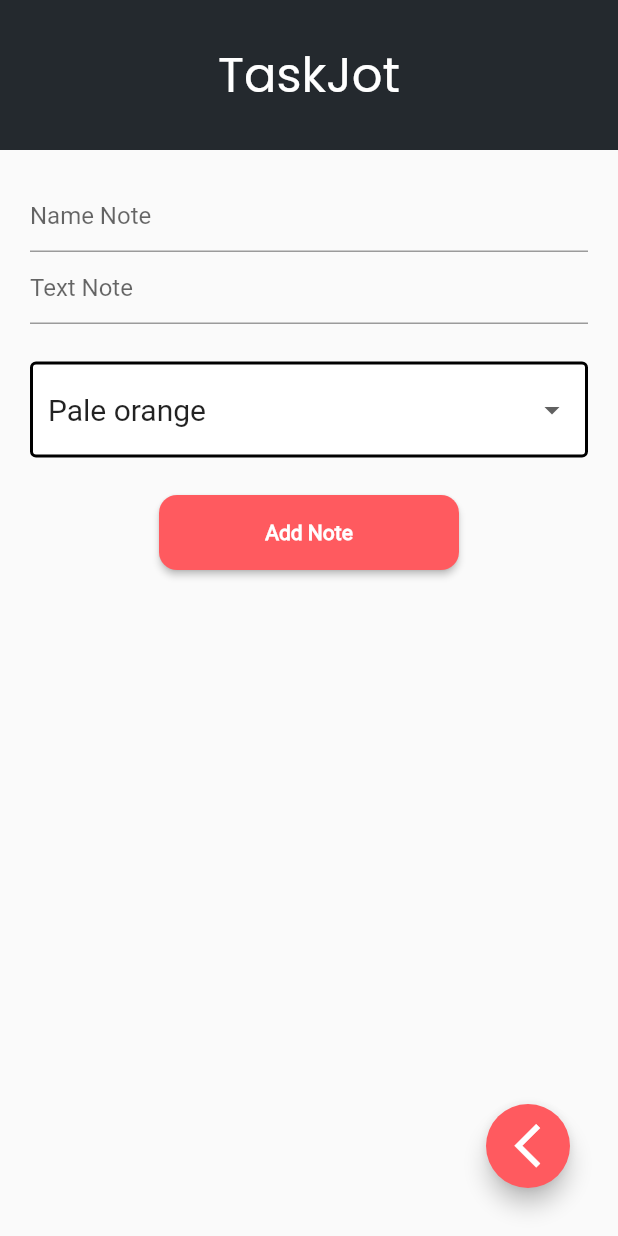
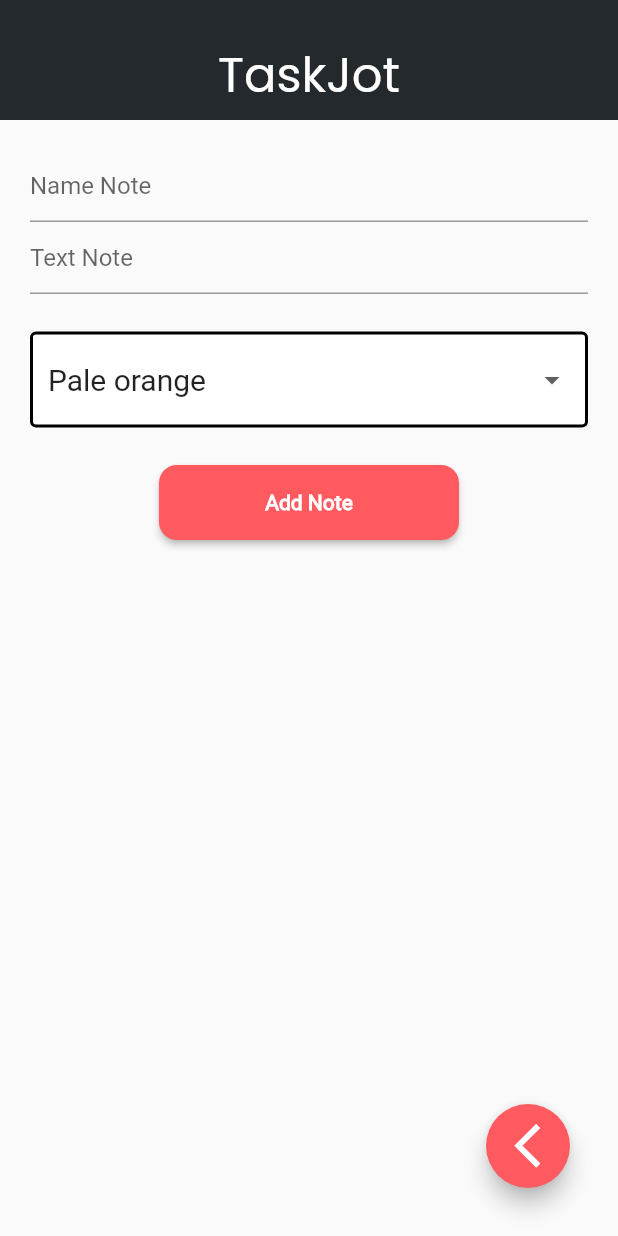
Before and after one commit to KozlovITech/firebase_TaskJot, a Flutter app: the screen it shows once a user with an empty profile is signed in, item 3 of the bottom bar chosen, after a tap on the "add" icon, on a phone screen of 412 x 824 dp. Run offline on Flutter 3.47's test engine with Material 2 defaults, Android fonts, the phone set to English and light mode, and no system bars; our stand-ins replace cloud_firestore, custom_navigation_bar, firebase_auth, firebase_core, shared_preferences; accounts and stored records are empty; network calls fail.

Commit message:
Beta Version
Beta version of the application

```diff
--- a/lib/auth/verify_email_page.dart
+++ b/lib/auth/verify_email_page.dart
@@ -2,6 +2,7 @@ import 'dart:async';
 
 import 'package:firebase_auth/firebase_auth.dart';
 import 'package:firebasetrain2/Navigator.dart';
+import 'package:firebasetrain2/component/custom-app_bar.dart';
 import 'package:flutter/material.dart';
 
 class VerifyEmailPage extends StatefulWidget {
@@ -63,44 +64,89 @@ class _VerifyEmailPageState extends State<VerifyEmailPage> {
     setState(() => canResendEmail = true);
   }
 
+  @override
   Widget build(BuildContext context) => isEmailVerified
       ? const MainNavigator()
       : Scaffold(
-          appBar: AppBar(
-            title: const Text('Verified Page'),
-          ),
           body: Column(
             children: [
-              ElevatedButton.icon(
+              const CustomAppBar(),
+              const SizedBox(
+                height: 15,
+              ),
+              const Text(
+                'Confirm Your Email',
+                style: TextStyle(
+                  color: Colors.black,
+                  fontFamily: 'Roboto',
+                  fontSize: 24,
+                  fontWeight: FontWeight.w600,
+                ),
+              ),
+              const SizedBox(
+                height: 15,
+              ),
+              const Padding(
+                padding: EdgeInsets.symmetric(vertical: 0,horizontal: 20),
+                child: Text(
+                  "Thanks for signing up! To activate your account, please confirm your email address by clicking on the verification link we've sent to your email. Don't forget to check your spam folder if you can't find the email",
+                  style: TextStyle(
+                    color: Colors.black,
+                    fontFamily: 'Roboto',
+                    fontSize: 22,
+                  ),
+                  textAlign: TextAlign.center,
+                ),
+              ),
+              const SizedBox(height: 30),
+              Image.asset('assets/img/cat_toDo.png',
+                width: 350,
+                height: 350,
+              ),
+              Padding(
+                padding: const EdgeInsets.fromLTRB(50,50,50,35),
+                child: ElevatedButton.icon(
                     style: ElevatedButton.styleFrom(
                       minimumSize: const Size.fromHeight(50),
+                      backgroundColor: Colors.black,
+                      shape: RoundedRectangleBorder(
+                        borderRadius: BorderRadius.circular(30.0),
                       ),
-                  icon: const Icon(Icons.email, size: 32),
-                  label: const Text('Resent Email'),
+                    ),
+                    icon: const Icon(
+                      Icons.email,
+                      size: 32,
+                      color: Color.fromRGBO(218, 165, 32, 1),
+                    ),
+                    label: const Text(
+                      'Resent Email',
+                      style: TextStyle(
+                        color: Color.fromRGBO(218, 165, 32, 1),
+                      ),
+                    ),
                     onPressed: canResendEmail ? sendVerificationEmail : null),
+              ),
+
               Align(
                 alignment: Alignment.bottomCenter,
-                child: Padding(
+                child:  Padding(
                   padding: const EdgeInsets.symmetric(horizontal: 25),
-                  child: GestureDetector(
-                    onTap: signOut,
-                    child: Container(
-                      width: 200,
-                      height: 50,
-                      padding: const EdgeInsets.all(10),
-                      decoration: BoxDecoration(
-                        color: Colors.deepPurple,
+                  child: ElevatedButton(
+                    onPressed: signOut,
+                    style: ElevatedButton.styleFrom(
+                      minimumSize: const Size(200, 50),
+                      shape: RoundedRectangleBorder(
                         borderRadius: BorderRadius.circular(12),
                       ),
-                      child: const Center(
-                        child: Text(
+                      backgroundColor: const Color.fromRGBO(218, 165, 32, 1),
+                    ),
+                    child: const Text(
                       'Sign Out',
                       style: TextStyle(
-                            color: Colors.white,
+                        color: Color.fromRGBO(0, 0, 0, 1),
+                        fontFamily: 'Roboto',
                         fontWeight: FontWeight.bold,
-                            fontSize: 14,
-                          ),
-                        ),
+                        fontSize: 18,
                       ),
                     ),
                   ),
--- a/lib/component/custom-app_bar.dart
+++ b/lib/component/custom-app_bar.dart
@@ -1,6 +1,4 @@
 import 'package:flutter/material.dart';
-import 'package:flutter_custom_clippers/flutter_custom_clippers.dart';
-
 class CustomAppBar extends StatelessWidget {
   const CustomAppBar({Key? key}) : super(key: key);
 
@@ -14,17 +12,20 @@ class CustomAppBar extends StatelessWidget {
           begin: Alignment.bottomCenter,
           end: Alignment.topCenter,
         ),*/
-        color: Color.fromRGBO(36, 41, 46,1)
+        color: Color.fromRGBO(36, 41, 46,1),
       ),
-      height: 100,
+      height: 80,
       //color: Colors.deepPurple,
-      child: const Center(child: Text("TaskJot",style: TextStyle(
-          fontFamily: 'Poppins',
-          fontSize:32,
-          color: Color.fromRGBO(255, 255, 255,1),
-          //letterSpacing: 12
+      child: const Padding(
+        padding: EdgeInsets.only(top: 20),
+        child: Center(child: Text("TaskJot",style: TextStyle(
+            fontFamily: 'Poppins',
+            fontSize:32,
+            color: Color.fromRGBO(255, 255, 255,1),
+            //letterSpacing: 12
+        ),
+        )),
       ),
-      )),
     );
   }
 }
--- a/lib/firebase_settings/add_to_do_list.dart
+++ b/lib/firebase_settings/add_to_do_list.dart
@@ -56,14 +56,14 @@ class _AddToDoListState extends State<AddToDoList> {
     await showDialog(
       context: context,
       builder: (context) => AlertDialog(
-        title: const Text('Edit Note'),
+        title: const Text('Add ToDo'),
         content: Column(
           children: [
             TextField(
               autofocus: true,
               style: const TextStyle(color: Colors.black),
               decoration: InputDecoration(
-                hintText: 'Enter new $field1',
+                hintText: 'Enter new ToDo',
                 hintStyle: const TextStyle(color: Colors.black),
               ),
               onChanged: (value) {
--- a/lib/firebase_settings/firebase_note_view.dart
+++ b/lib/firebase_settings/firebase_note_view.dart
@@ -167,7 +167,7 @@ class _FirebaseNoteViewState extends State<FirebaseNoteView> {
                             color: stringToColor(client['color'], 1),
                           ),
                         ),
-                        const SizedBox(width: 10), // Додайте відступ 5 між першим і другим контейнером
+                        const SizedBox(width: 10),
 
                         Expanded(
                           child: Column(
--- a/lib/pages/login_page.dart
+++ b/lib/pages/login_page.dart
@@ -1,6 +1,7 @@
 import 'package:firebase_auth/firebase_auth.dart';
+import 'package:firebasetrain2/component/custom-app_bar.dart';
 import 'package:flutter/material.dart';
-import 'package:flutter_custom_clippers/flutter_custom_clippers.dart';
+
 import 'register_page.dart';
 
 class LoginPage extends StatefulWidget {
@@ -36,37 +37,18 @@ class _LoginPageState extends State<LoginPage> {
         child: Column(
           mainAxisAlignment: MainAxisAlignment.center,
           children: [
-            ClipPath(
-              clipper: WaveClipperOne(),
-              child: Container(
-                decoration: const BoxDecoration(
-                  gradient: LinearGradient(
-                    colors: [Color(0xff673ab7), Color(0xff9c27b0)],
-                    stops: [0.1, 1],
-                    begin: Alignment.bottomCenter,
-                    end: Alignment.topCenter,
-                  ),
-                ),
-                height: 100,
-                //color: Colors.deepPurple,
-                child: Center(
-                    child: Text(
-                  "Note",
-                  style: TextStyle(
-                      fontSize: 32, color: Colors.white, letterSpacing: 12),
-                )),
-              ),
-            ),
+
+            CustomAppBar(),
             SizedBox(
-              height: 50,
+              height: 70,
             ),
             Center(
               child: Padding(
                 padding: EdgeInsets.only(left: 65),
                 child: Image.asset(
                   'assets/img/log.png',
-                  width: 200,
-                  height: 200,
+                  width: 220,
+                  height: 220,
                   alignment: Alignment.center,
                 ),
               ),
@@ -81,15 +63,10 @@ class _LoginPageState extends State<LoginPage> {
             ),
             const Text(
               'WELCOME',
-              style: TextStyle(fontSize: 48),
+              style: TextStyle(fontSize: 48,
+                fontFamily: 'Poppins',),
             ),
-            const SizedBox(
-              height: 10,
-            ),
-            const Text(
-              'Welcome Back!',
-              style: TextStyle(fontSize: 20),
-            ),
+
             const SizedBox(
               height: 30,
             ),
@@ -139,14 +116,14 @@ class _LoginPageState extends State<LoginPage> {
                 child: Container(
                   padding: const EdgeInsets.all(20),
                   decoration: BoxDecoration(
-                    color: Colors.deepPurple,
+                    color: Colors.black,
                     borderRadius: BorderRadius.circular(12),
                   ),
                   child: const Center(
                     child: Text(
                       'Sign In',
                       style: TextStyle(
-                        color: Colors.white,
+                        color: Color.fromRGBO(218, 165, 32, 1),
                         fontWeight: FontWeight.bold,
                         fontSize: 18,
                       ),
@@ -169,7 +146,7 @@ class _LoginPageState extends State<LoginPage> {
                   onTap: widget.showRegisterPage,
                   child: const Text(
                     'Register now',
-                    style: TextStyle(color: Colors.deepPurpleAccent),
+                    style: TextStyle(color:  Color.fromRGBO(218, 165, 32, 1),),
                   ),
                 ),
               ],
--- a/lib/pages/register_page.dart
+++ b/lib/pages/register_page.dart
@@ -1,7 +1,7 @@
 import 'package:cloud_firestore/cloud_firestore.dart';
 import 'package:firebase_auth/firebase_auth.dart';
 import 'package:flutter/material.dart';
-import 'package:flutter_custom_clippers/flutter_custom_clippers.dart';
+import '../component/custom-app_bar.dart';
 
 class RegisterPage extends StatefulWidget {
   final VoidCallback showLoginPage;
@@ -61,26 +61,8 @@ class _RegisterPageState extends State<RegisterPage> {
         child: Column(
           mainAxisAlignment: MainAxisAlignment.center,
           children: [
-            ClipPath(
-              clipper: WaveClipperOne(),
-              child: Container(
-                decoration: const BoxDecoration(
-                  gradient: LinearGradient(
-                    colors: [Color(0xff673ab7), Color(0xff9c27b0)],
-                    stops: [0.1, 1],
-                    begin: Alignment.bottomCenter,
-                    end: Alignment.topCenter,
-                  ),
-                ),
-                height: 100,
-                //color: Colors.deepPurple,
-                child: const Center(child: Text("Note",style: TextStyle(fontSize:32,
-                    color: Colors.white,
-                    letterSpacing: 12),
-                )),
-              ),
-            ),
-            const SizedBox(height: 50,),
+            CustomAppBar(),
+            const SizedBox(height: 35,),
             Padding(
               padding: const EdgeInsets.only(left: 65),
               child: Image.asset('assets/img/log.png',
@@ -94,14 +76,16 @@ class _RegisterPageState extends State<RegisterPage> {
             ),
             const Text(
               'REGISTER',
-              style: TextStyle(fontSize: 48),
+              style: TextStyle(fontSize: 48,
+                fontFamily: 'Poppins',),
             ),
             const SizedBox(
               height: 10,
             ),
             const Text(
               'Register below!',
-              style: TextStyle(fontSize: 20),
+              style: TextStyle(fontSize: 20,
+                fontFamily: 'Poppins',),
             ),
             const SizedBox(
               height: 30,
@@ -171,14 +155,14 @@ class _RegisterPageState extends State<RegisterPage> {
                 child: Container(
                   padding: const EdgeInsets.all(20),
                   decoration: BoxDecoration(
-                    color: Colors.deepPurple,
+                    color: Colors.black,
                     borderRadius: BorderRadius.circular(12),
                   ),
                   child: const Center(
                     child: Text(
                       'Sign Up',
                       style: TextStyle(
-                        color: Colors.white,
+                        color: Color.fromRGBO(218, 165, 32, 1),
                         fontWeight: FontWeight.bold,
                         fontSize: 18,
                       ),
@@ -199,7 +183,8 @@ class _RegisterPageState extends State<RegisterPage> {
                   onTap: widget.showLoginPage,
                   child: const Text(
                     'Sign In',
-                    style: TextStyle(color: Colors.deepPurpleAccent),
+                    style: TextStyle(color: Color.fromRGBO(218, 165, 32, 1),
+                      fontFamily: 'Roboto',),
                   ),
                 ),
               ],
--- a/lib/screens/note_screen.dart
+++ b/lib/screens/note_screen.dart
@@ -1,6 +1,6 @@
 import 'package:firebasetrain2/screens/add_note_screen.dart';
 import 'package:flutter/material.dart';
-import 'package:flutter_custom_clippers/flutter_custom_clippers.dart';
+
 import '../component/custom-app_bar.dart';
 import '../firebase_settings/firebase_note_view.dart';
 
@@ -41,7 +41,7 @@ class _NoteScreenState extends State<NoteScreen> {
               child: Column(
                 children: [
                   SizedBox(
-                    height: 500,
+                   height: 630,
                     child: FirebaseNoteView(),
                   ),
 
--- a/lib/screens/to_do_list.dart
+++ b/lib/screens/to_do_list.dart
@@ -2,7 +2,7 @@ import 'package:firebasetrain2/Navigator.dart';
 import 'package:firebasetrain2/firebase_settings/add_to_do_list.dart';
 import 'package:firebasetrain2/screens/add_note_screen.dart';
 import 'package:flutter/material.dart';
-import 'package:flutter_custom_clippers/flutter_custom_clippers.dart';
+
 import '../component/custom-app_bar.dart';
 import '../firebase_settings/firebase_note_view.dart';
 import '../firebase_settings/firebase_to_do_list.dart';
@@ -35,7 +35,7 @@ class _ToDoListState extends State<ToDoList> {
               child: Column(
                 children: [
                   SizedBox(
-                    height: 700,
+                    height: 690,
                     child: FirebaseToDoList(),
                   ),
                   SizedBox(height: 10),
--- a/pubspec.yaml
+++ b/pubspec.yaml
@@ -14,12 +14,9 @@ dependencies:
   firebase_core: ^2.14.0
   firebase_auth: ^4.6.3
   cloud_firestore: ^4.8.2
-  go_router: ^9.0.3
   custom_navigation_bar: ^0.8.2
   auto_size_text: ^3.0.0
-  flutter_gradients_reborn: ^1.0.0+7
   shared_preferences: ^2.0.7
-  flutter_custom_clippers: ^2.1.0
   basic_utils: ^5.6.1
 
 dev_dependencies:
```
Also changed, not shown: pubspec.lock. Lines whose indentation alone changed are shown as unchanged.
